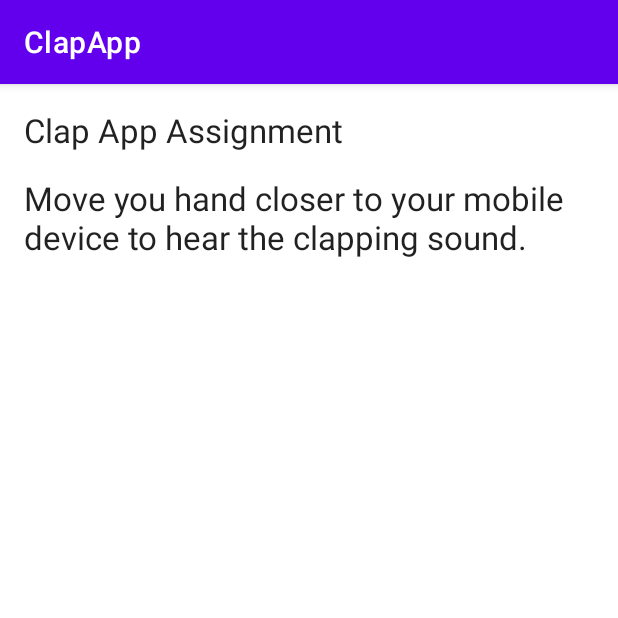
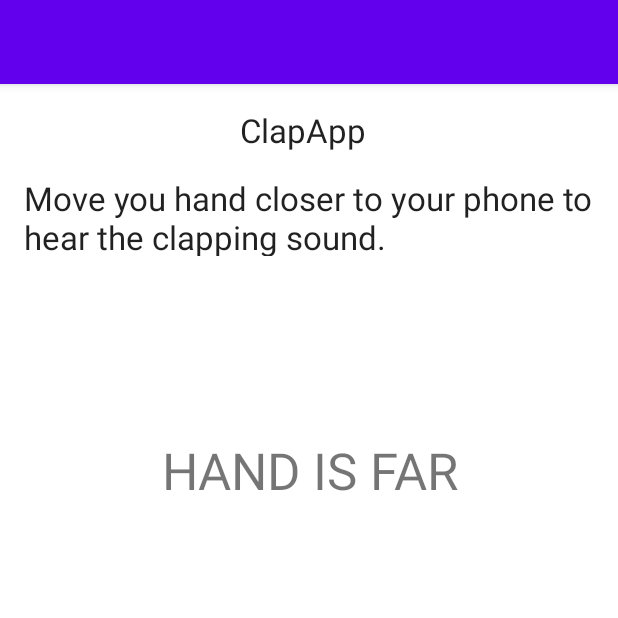
Before and after one commit to chaks64/ClapApp1, an Android app: the screen it shows after launch (MainActivity), on a phone screen of 412 x 824 dp, the top half of it. Run offline under Robolectric (Android 15) with nearby library versions, the phone set to English and light mode, and no system bars.

Commit message:
added text for proximity sensor

```diff
--- a/app/src/main/java/com/example/clapapp/MainActivity.java
+++ b/app/src/main/java/com/example/clapapp/MainActivity.java
@@ -8,17 +8,21 @@ import android.hardware.SensorEventListener;
 import android.hardware.SensorManager;
 import android.media.MediaPlayer;
 import android.os.Bundle;
+import android.util.Log;
+import android.widget.TextView;
 
 public class MainActivity extends AppCompatActivity implements SensorEventListener {
 
     private SensorManager mSensorManager;
     private Sensor mSensor;
     private MediaPlayer mediaPlayer = null;
+    TextView senorPos;
 
     @Override
     protected void onCreate(Bundle savedInstanceState) {
         super.onCreate(savedInstanceState);
         setContentView(R.layout.activity_main);
+        getSupportActionBar().setDisplayShowTitleEnabled(false);
         mSensorManager = (SensorManager) getSystemService(SENSOR_SERVICE);
         mSensor = mSensorManager.getDefaultSensor(Sensor.TYPE_PROXIMITY);
         mediaPlayer = MediaPlayer.create(this, R.raw.clapping);
@@ -46,9 +50,12 @@ public class MainActivity extends AppCompatActivity implements SensorEventListen
     @Override
     public void onSensorChanged(SensorEvent event) {
         float proximityValue = event.values[0];
+        senorPos = (TextView) findViewById(R.id.sensorRead);
         if (proximityValue < 5 && !mediaPlayer.isPlaying()) {
+            senorPos.setText("hand is near");
             mediaPlayer.start();
         } else if (mediaPlayer.isPlaying()) {
+            senorPos.setText("hand is far");
             mediaPlayer.pause();
         }
     }
--- a/app/src/main/res/layout/activity_main.xml
+++ b/app/src/main/res/layout/activity_main.xml
@@ -10,22 +10,35 @@
         android:id="@+id/textView"
         android:layout_width="wrap_content"
         android:layout_height="wrap_content"
-        android:layout_marginStart="16dp"
+        android:layout_marginStart="160dp"
         android:layout_marginTop="16dp"
-        android:text="Clap App Assignment  "
+        android:text="@string/app_name"
         android:textAppearance="@style/TextAppearance.AppCompat.Large"
         app:layout_constraintStart_toStartOf="parent"
         app:layout_constraintTop_toTopOf="parent" />
 
     <TextView
         android:id="@+id/textView2"
-        android:layout_width="wrap_content"
-        android:layout_height="wrap_content"
+        android:layout_width="380dp"
+        android:layout_height="53dp"
         android:layout_marginStart="16dp"
         android:layout_marginTop="16dp"
-        android:text="Move you hand closer to your mobile device to hear the clapping sound."
+        android:text="@string/desc"
         android:textAppearance="@style/TextAppearance.AppCompat.Large"
         app:layout_constraintStart_toStartOf="parent"
         app:layout_constraintTop_toBottomOf="@+id/textView" />
 
+    <TextView
+        android:id="@+id/sensorRead"
+        android:layout_width="382dp"
+        android:layout_height="41dp"
+        android:layout_marginStart="16dp"
+        android:layout_marginTop="120dp"
+        android:text="@string/senorPos"
+        android:textAlignment="center"
+        android:textAllCaps="true"
+        android:textSize="34sp"
+        app:layout_constraintStart_toStartOf="parent"
+        app:layout_constraintTop_toBottomOf="@+id/textView2" />
+
 </androidx.constraintlayout.widget.ConstraintLayout>
--- a/app/src/main/res/values/strings.xml
+++ b/app/src/main/res/values/strings.xml
@@ -1,3 +1,5 @@
 <resources>
     <string name="app_name">ClapApp</string>
+    <string name="senorPos">Hand is Far</string>
+    <string name="desc">Move you hand closer to your phone to hear the clapping sound.</string>
 </resources>
```
